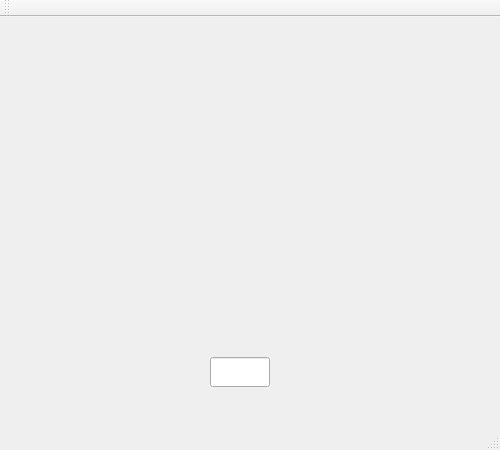
Old version of the form C++ Qt/Clock/Clock/mainwindow.ui in the repository PrikhodkoStanislav/HomeWork.
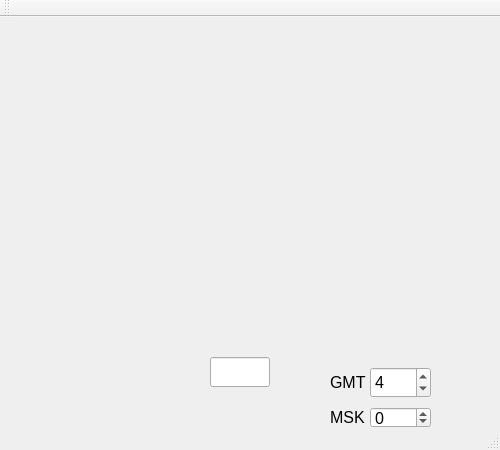
New version of the form.

Patch:
```diff
--- a/C++ Qt/Clock/Clock/mainwindow.ui
+++ b/C++ Qt/Clock/Clock/mainwindow.ui
@@ -62,6 +62,99 @@
      <bool>true</bool>
     </property>
    </widget>
+   <widget class="QLabel" name="gmt">
+    <property name="geometry">
+     <rect>
+      <x>330</x>
+      <y>350</y>
+      <width>41</width>
+      <height>31</height>
+     </rect>
+    </property>
+    <property name="font">
+     <font>
+      <pointsize>12</pointsize>
+     </font>
+    </property>
+    <property name="text">
+     <string>GMT</string>
+    </property>
+   </widget>
+   <widget class="QSpinBox" name="gmtBox">
+    <property name="geometry">
+     <rect>
+      <x>370</x>
+      <y>350</y>
+      <width>61</width>
+      <height>31</height>
+     </rect>
+    </property>
+    <property name="font">
+     <font>
+      <pointsize>12</pointsize>
+     </font>
+    </property>
+    <property name="readOnly">
+     <bool>false</bool>
+    </property>
+    <property name="prefix">
+     <string/>
+    </property>
+    <property name="minimum">
+     <number>-11</number>
+    </property>
+    <property name="maximum">
+     <number>11</number>
+    </property>
+    <property name="singleStep">
+     <number>1</number>
+    </property>
+    <property name="value">
+     <number>4</number>
+    </property>
+   </widget>
+   <widget class="QLabel" name="msk">
+    <property name="geometry">
+     <rect>
+      <x>330</x>
+      <y>390</y>
+      <width>41</width>
+      <height>21</height>
+     </rect>
+    </property>
+    <property name="font">
+     <font>
+      <pointsize>12</pointsize>
+     </font>
+    </property>
+    <property name="text">
+     <string>MSK</string>
+    </property>
+   </widget>
+   <widget class="QSpinBox" name="mskBox">
+    <property name="geometry">
+     <rect>
+      <x>370</x>
+      <y>390</y>
+      <width>61</width>
+      <height>21</height>
+     </rect>
+    </property>
+    <property name="font">
+     <font>
+      <pointsize>12</pointsize>
+     </font>
+    </property>
+    <property name="minimum">
+     <number>-15</number>
+    </property>
+    <property name="maximum">
+     <number>7</number>
+    </property>
+    <property name="value">
+     <number>0</number>
+    </property>
+   </widget>
   </widget>
   <widget class="QMenuBar" name="menuBar">
    <property name="geometry">
```
Left out of the diff: 5 changed lines with no effect on the pictures.
